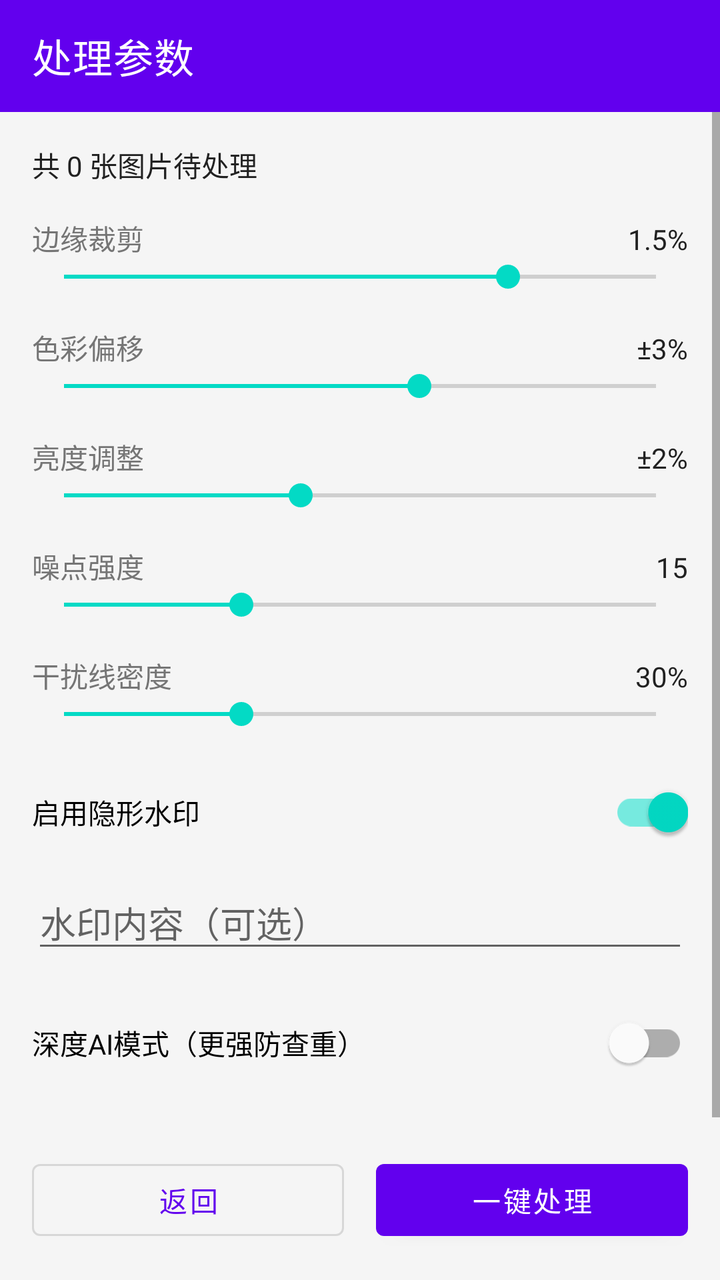
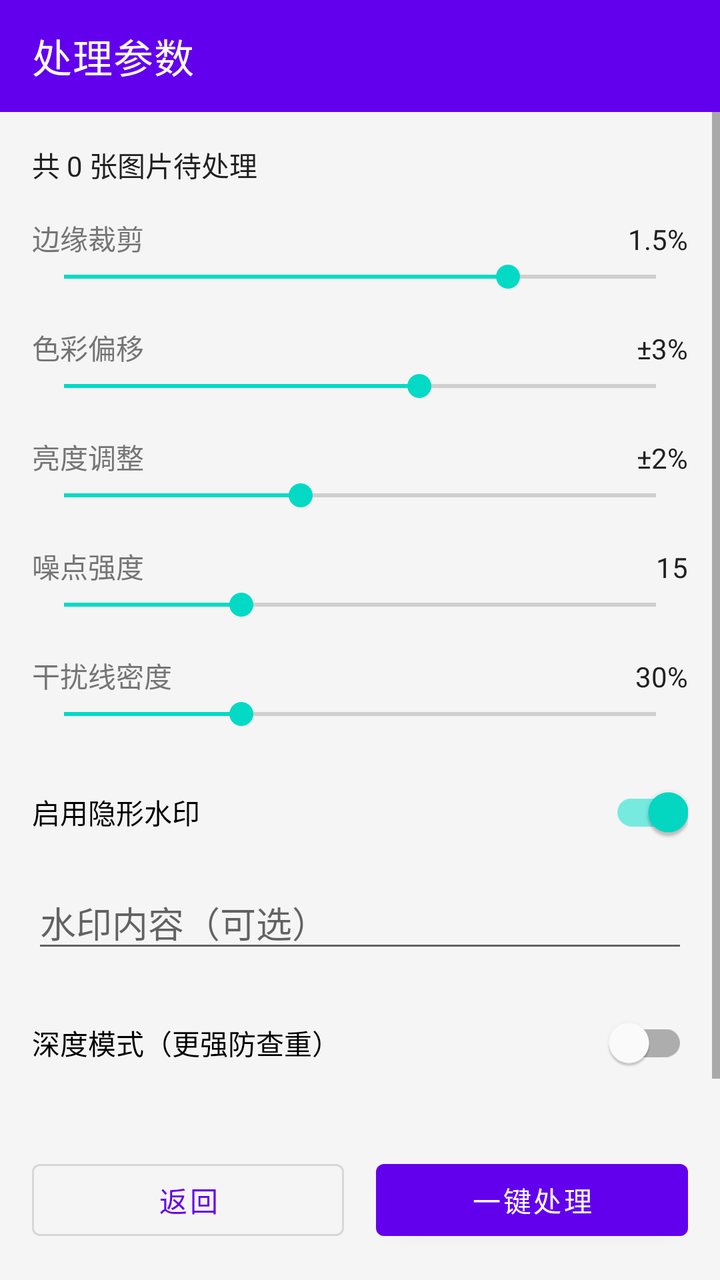

Compare the two renders of this Android layout. The source of the first and the diff that turns it into the second are given below.
<!-- AndroidManifest.xml: application theme AppTheme -->
<!-- res/layout/fragment_processing.xml -->
<?xml version="1.0" encoding="utf-8"?>
<LinearLayout xmlns:android="http://schemas.android.com/apk/res/android"
    xmlns:app="http://schemas.android.com/apk/res-auto"
    android:layout_width="match_parent"
    android:layout_height="match_parent"
    android:orientation="vertical"
    android:background="@color/background">

    <com.google.android.material.appbar.MaterialToolbar
        android:id="@+id/toolbar"
        android:layout_width="match_parent"
        android:layout_height="?attr/actionBarSize"
        android:background="@color/primary"
        app:title="处理参数"
        app:titleTextColor="@color/white" />

    <ScrollView
        android:layout_width="match_parent"
        android:layout_height="0dp"
        android:layout_weight="1">

        <LinearLayout
            android:layout_width="match_parent"
            android:layout_height="wrap_content"
            android:orientation="vertical"
            android:padding="16dp">

            <TextView
                android:id="@+id/textViewImageCount"
                android:layout_width="wrap_content"
                android:layout_height="wrap_content"
                android:text="共 0 张图片待处理"
                android:textColor="@color/text_primary"
                android:textSize="14sp"
                android:layout_marginBottom="16dp" />

            
            <LinearLayout
                android:layout_width="match_parent"
                android:layout_height="wrap_content"
                android:orientation="horizontal">

                <TextView
                    android:layout_width="0dp"
                    android:layout_height="wrap_content"
                    android:layout_weight="1"
                    android:text="边缘裁剪"
                    android:textColor="@color/text_secondary" />

                <TextView
                    android:id="@+id/textViewCropValue"
                    android:layout_width="wrap_content"
                    android:layout_height="wrap_content"
                    android:text="1.5%"
                    android:textColor="@color/text_primary" />
            </LinearLayout>

            <SeekBar
                android:id="@+id/seekBarCropProgress"
                android:layout_width="match_parent"
                android:layout_height="wrap_content"
                android:max="20"
                android:progress="15" />

            
            <LinearLayout
                android:layout_width="match_parent"
                android:layout_height="wrap_content"
                android:orientation="horizontal"
                android:layout_marginTop="16dp">

                <TextView
                    android:layout_width="0dp"
                    android:layout_height="wrap_content"
                    android:layout_weight="1"
                    android:text="色彩偏移"
                    android:textColor="@color/text_secondary" />

                <TextView
                    android:id="@+id/textViewColorValue"
                    android:layout_width="wrap_content"
                    android:layout_height="wrap_content"
                    android:text="±3%"
                    android:textColor="@color/text_primary" />
            </LinearLayout>

            <SeekBar
                android:id="@+id/seekBarColorShift"
                android:layout_width="match_parent"
                android:layout_height="wrap_content"
                android:max="50"
                android:progress="30" />

            
            <LinearLayout
                android:layout_width="match_parent"
                android:layout_height="wrap_content"
                android:orientation="horizontal"
                android:layout_marginTop="16dp">

                <TextView
                    android:layout_width="0dp"
                    android:layout_height="wrap_content"
                    android:layout_weight="1"
                    android:text="亮度调整"
                    android:textColor="@color/text_secondary" />

                <TextView
                    android:id="@+id/textViewBrightnessValue"
                    android:layout_width="wrap_content"
                    android:layout_height="wrap_content"
                    android:text="±2%"
                    android:textColor="@color/text_primary" />
            </LinearLayout>

            <SeekBar
                android:id="@+id/seekBarBrightness"
                android:layout_width="match_parent"
                android:layout_height="wrap_content"
                android:max="50"
                android:progress="20" />

            
            <LinearLayout
                android:layout_width="match_parent"
                android:layout_height="wrap_content"
                android:orientation="horizontal"
                android:layout_marginTop="16dp">

                <TextView
                    android:layout_width="0dp"
                    android:layout_height="wrap_content"
                    android:layout_weight="1"
                    android:text="噪点强度"
                    android:textColor="@color/text_secondary" />

                <TextView
                    android:id="@+id/textViewNoiseValue"
                    android:layout_width="wrap_content"
                    android:layout_height="wrap_content"
                    android:text="15"
                    android:textColor="@color/text_primary" />
            </LinearLayout>

            <SeekBar
                android:id="@+id/seekBarNoise"
                android:layout_width="match_parent"
                android:layout_height="wrap_content"
                android:max="50"
                android:progress="15" />

            
            <LinearLayout
                android:layout_width="match_parent"
                android:layout_height="wrap_content"
                android:orientation="horizontal"
                android:layout_marginTop="16dp">

                <TextView
                    android:layout_width="0dp"
                    android:layout_height="wrap_content"
                    android:layout_weight="1"
                    android:text="干扰线密度"
                    android:textColor="@color/text_secondary" />

                <TextView
                    android:id="@+id/textViewInterferenceValue"
                    android:layout_width="wrap_content"
                    android:layout_height="wrap_content"
                    android:text="30%"
                    android:textColor="@color/text_primary" />
            </LinearLayout>

            <SeekBar
                android:id="@+id/seekBarInterference"
                android:layout_width="match_parent"
                android:layout_height="wrap_content"
                android:max="100"
                android:progress="30" />

            
            <com.google.android.material.switchmaterial.SwitchMaterial
                android:id="@+id/switchWatermark"
                android:layout_width="match_parent"
                android:layout_height="wrap_content"
                android:text="启用隐形水印"
                android:checked="true"
                android:layout_marginTop="16dp" />

            <EditText
                android:id="@+id/editTextWatermark"
                android:layout_width="match_parent"
                android:layout_height="wrap_content"
                android:hint="水印内容（可选）"
                android:visibility="visible"
                android:layout_marginTop="8dp" />

            
            <com.google.android.material.switchmaterial.SwitchMaterial
                android:id="@+id/switchDeepAi"
                android:layout_width="match_parent"
                android:layout_height="wrap_content"
                android:text="深度AI模式（更强防查重）"
                android:checked="false"
                android:layout_marginTop="16dp" />

        </LinearLayout>
    </ScrollView>

    <LinearLayout
        android:layout_width="match_parent"
        android:layout_height="wrap_content"
        android:orientation="horizontal"
        android:padding="16dp">

        <com.google.android.material.button.MaterialButton
            android:id="@+id/buttonBack"
            style="@style/Widget.MaterialComponents.Button.OutlinedButton"
            android:layout_width="0dp"
            android:layout_height="wrap_content"
            android:layout_weight="1"
            android:text="返回"
            android:layout_marginEnd="8dp" />

        <com.google.android.material.button.MaterialButton
            android:id="@+id/buttonProcess"
            android:layout_width="0dp"
            android:layout_height="wrap_content"
            android:layout_weight="1"
            android:text="一键处理"
            android:layout_marginStart="8dp" />

    </LinearLayout>

    <ProgressBar
        android:id="@+id/progressBar"
        android:layout_width="wrap_content"
        android:layout_height="wrap_content"
        android:layout_gravity="center"
        android:visibility="gone"
        android:layout_marginBottom="16dp" />

    <androidx.recyclerview.widget.RecyclerView
        android:id="@+id/recyclerViewResults"
        android:layout_width="match_parent"
        android:layout_height="wrap_content"
        android:visibility="gone" />

</LinearLayout>
<!-- resources referenced by this layout -->
<resources>
  <color name="background">#F5F5F5</color>
  <color name="primary">#6200EE</color>
  <color name="text_primary">#212121</color>
  <color name="text_secondary">#757575</color>
  <color name="white">#FFFFFF</color>
  <style name="AppTheme" parent="Theme.MaterialComponents.Light.NoActionBar">
          <item name="colorPrimary">@color/primary</item>
          <item name="colorPrimaryVariant">@color/primary_dark</item>
          <item name="colorOnPrimary">@color/white</item>
          <item name="colorSecondary">@color/accent</item>
          <item name="android:statusBarColor">@color/primary_dark</item>
      </style>
  <color name="primary_dark">#3700B3</color>
  <color name="accent">#03DAC5</color>
</resources>

<!-- the commit's change to res/layout/fragment_processing.xml (unified diff, before → after) -->
@@ -200,9 +200,17 @@
                 android:id="@+id/switchDeepAi"
                 android:layout_width="match_parent"
                 android:layout_height="wrap_content"
-                android:text="深度AI模式（更强防查重）"
+                android:text="深度模式（更强防查重）"
                 android:checked="false"
                 android:layout_marginTop="16dp" />
+
+            <TextView
+                android:id="@+id/textViewDeepHint"
+                android:layout_width="match_parent"
+                android:layout_height="wrap_content"
+                android:textSize="12sp"
+                android:textColor="@color/text_secondary"
+                android:layout_marginTop="4dp" />
 
         </LinearLayout>
     </ScrollView>
